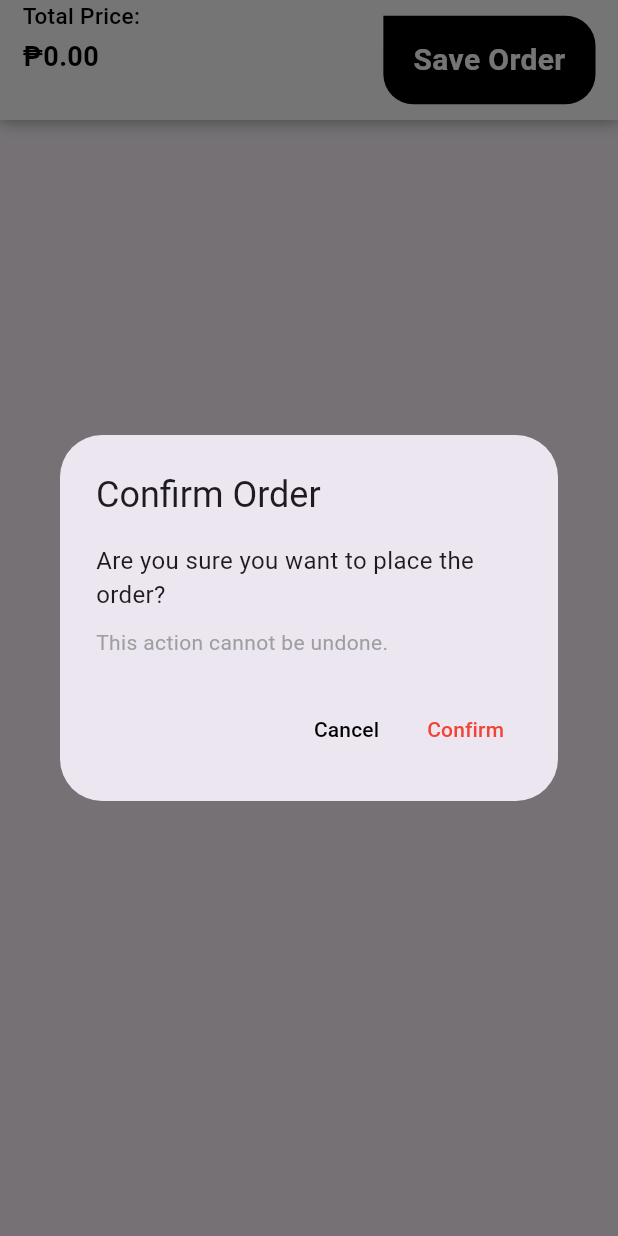
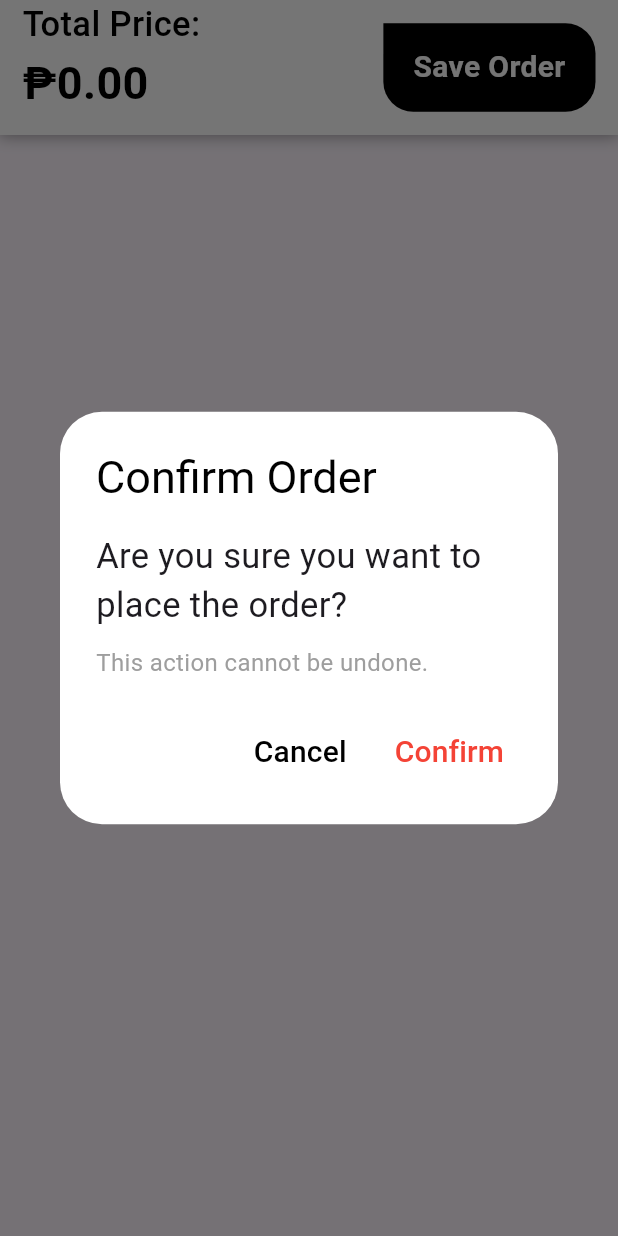
Before and after one commit to junnelcoder/orderingnew, a Flutter app: the CartNavBar widget shown alone on an empty page, opened directly with empty values, after a tap on "Save Order", on a phone screen of 412 x 824 dp. Run offline on Flutter 3.47's test engine with Material 3 defaults, Android fonts, the phone set to English and light mode, and no system bars; our stand-ins replace connectivity, fluttertoast, shared_preferences, shimmer; accounts and stored records are empty; network calls fail.

```diff
--- a/ordering/lib/widgets/cart_nav_bar.dart
+++ b/ordering/lib/widgets/cart_nav_bar.dart
@@ -29,7 +29,7 @@ class CartNavBar extends StatelessWidget {
 
     return Container(
       padding: EdgeInsets.symmetric(horizontal: 15),
-      height: 80,
+      height: 90,
       decoration: BoxDecoration(
         color: Colors.white,
         boxShadow: [
@@ -50,16 +50,16 @@ class CartNavBar extends StatelessWidget {
                 "Total Price:",
                 style: TextStyle(
                   color: Colors.black,
-                  fontSize: 15,
+                  fontSize: 23,
                   fontWeight: FontWeight.w500,
                 ),
               ),
-              SizedBox(height: 4),
+              SizedBox(height: 1),
               Text(
                 "\₱${totalAmount.toStringAsFixed(2)}",
                 style: TextStyle(
                   color: Colors.black,
-                  fontSize: 18,
+                  fontSize: 30,
                   fontWeight: FontWeight.bold,
                 ),
               ),
@@ -104,18 +104,25 @@ class CartNavBar extends StatelessWidget {
       barrierDismissible: false,
       builder: (BuildContext context) {
         return AlertDialog(
-          title: Text('Confirm Order'),
+          backgroundColor: Colors.white,
+          title: Text(
+            'Confirm Order',
+            style: TextStyle(
+              fontSize: 30,
+              color: Colors.black,
+            ),
+          ),
           content: SingleChildScrollView(
             child: ListBody(
               children: <Widget>[
                 Text(
                   'Are you sure you want to place the order?',
-                  style: TextStyle(fontSize: 16),
+                  style: TextStyle(fontSize: 23),
                 ),
                 SizedBox(height: 10),
                 Text(
                   'This action cannot be undone.',
-                  style: TextStyle(fontSize: 14, color: Colors.grey),
+                  style: TextStyle(fontSize: 16, color: Colors.grey),
                 ),
               ],
             ),
@@ -124,7 +131,7 @@ class CartNavBar extends StatelessWidget {
             TextButton(
               child: Text(
                 'Cancel',
-                style: TextStyle(color: Colors.black),
+                style: TextStyle(fontSize: 20, color: Colors.black),
               ),
               onPressed: () {
                 Navigator.of(context).pop();
@@ -133,7 +140,7 @@ class CartNavBar extends StatelessWidget {
             TextButton(
               child: Text(
                 'Confirm',
-                style: TextStyle(color: Colors.red),
+                style: TextStyle(fontSize: 20, color: Colors.red),
               ),
               onPressed: () {
                 Navigator.of(context).pop();
--- a/ordering/lib/widgets/home_nav_bar.dart
+++ b/ordering/lib/widgets/home_nav_bar.dart
@@ -54,7 +54,7 @@ class _HomeNavBarState extends State<HomeNavBar> {
           int openCartItemsCount = snapshot.data!;
           return Container(
             padding: EdgeInsets.symmetric(horizontal: 15),
-            height: 80,
+            height: 90,
             decoration: BoxDecoration(
               color: widget.isDarkMode
                   ? Colors.black
@@ -146,7 +146,7 @@ class _HomeNavBarState extends State<HomeNavBar> {
                               ? Colors.black
                               : Colors
                                   .white, // Change icon color based on dark mode
-                          size: 30,
+                          size: 40,
                         ),
                       ),
                       if (openCartItemsCount > 0)
@@ -163,7 +163,7 @@ class _HomeNavBarState extends State<HomeNavBar> {
                               openCartItemsCount.toString(),
                               style: TextStyle(
                                 color: Colors.white,
-                                fontSize: 12,
+                                fontSize: 20,
                               ),
                             ),
                           ),
```
Also changed, not shown: ordering/lib/pages/cart_page.dart (+17 -7 lines), ordering/lib/pages/single_item_page.dart (+33 -7 lines), 1 other file.
